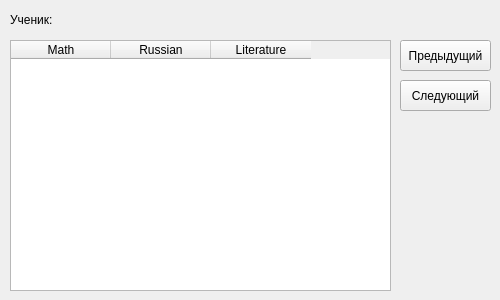
Old version of the form forms/teacherWidget.ui in the repository ssmlnsk/SchoolJournal.
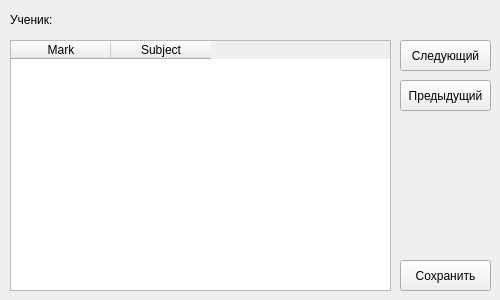
New version of the form.

Patch:
```diff
--- a/forms/teacherWidget.ui
+++ b/forms/teacherWidget.ui
@@ -36,17 +36,12 @@
    </property>
    <column>
     <property name="text">
-     <string>Math</string>
+     <string>Mark</string>
     </property>
    </column>
    <column>
     <property name="text">
-     <string>Russian</string>
-    </property>
-   </column>
-   <column>
-    <property name="text">
-     <string>Literature</string>
+     <string>Subject</string>
     </property>
    </column>
   </widget>
@@ -54,7 +49,7 @@
    <property name="geometry">
     <rect>
      <x>400</x>
-     <y>40</y>
+     <y>80</y>
      <width>91</width>
      <height>31</height>
     </rect>
@@ -67,7 +62,7 @@
    <property name="geometry">
     <rect>
      <x>400</x>
-     <y>80</y>
+     <y>40</y>
      <width>91</width>
      <height>31</height>
     </rect>
@@ -102,6 +97,19 @@
     <string/>
    </property>
   </widget>
+  <widget class="QPushButton" name="btnSave">
+   <property name="geometry">
+    <rect>
+     <x>400</x>
+     <y>260</y>
+     <width>91</width>
+     <height>31</height>
+    </rect>
+   </property>
+   <property name="text">
+    <string>Сохранить</string>
+   </property>
+  </widget>
  </widget>
  <resources/>
  <connections/>
```
